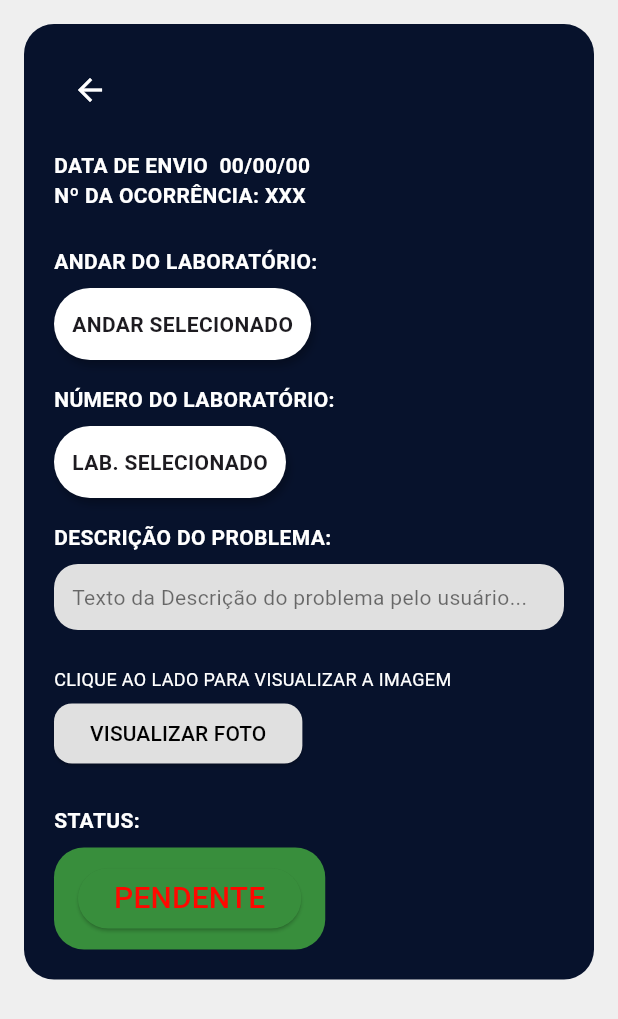
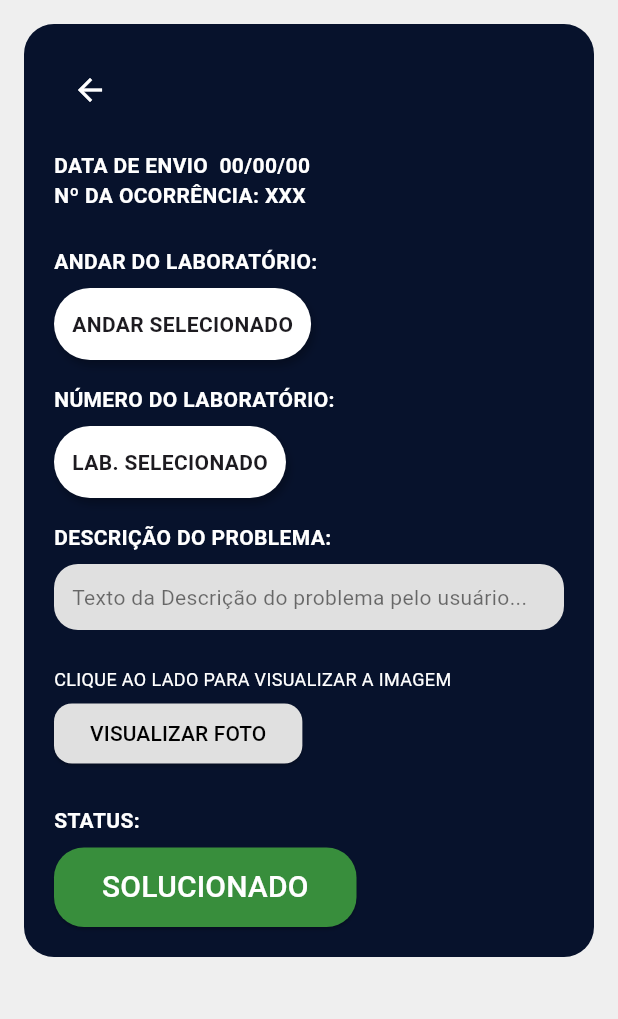
Before and after one commit to giovanasilv/criar_telas-main, a Flutter app: the VisualizarOcorrenciaPage screen opened directly, on a phone screen of 412 x 824 dp. Shown: the top 1019 px of the screen. Run offline on Flutter 3.47's test engine with Material 3 defaults, Android fonts, the phone set to English and light mode, and no system bars.

Commit message:
atualizacaodobotaoVizuocorrencia

```diff
--- a/lib/vizuocorrencia.dart
+++ b/lib/vizuocorrencia.dart
@@ -12,6 +12,13 @@ class VisualizarOcorrenciaPage extends StatefulWidget {
 class _VisualizarOcorrenciaPageState extends State<VisualizarOcorrenciaPage> {
   // Variável para controlar o estado do botão
   bool isSelected = false;
+
+  @override
+  void initState() {
+    super.initState();
+    // Define o estado inicial baseado no status recebido
+    isSelected = widget.status.toUpperCase() != 'PENDENTE';
+  }
 
   // Função para alternar o estado do botão
   void toggleState() {
@@ -149,24 +156,24 @@ class _VisualizarOcorrenciaPageState extends State<VisualizarOcorrenciaPage> {
                         style: TextStyle(color: Colors.white, fontWeight: FontWeight.bold),
                       ),
                       const SizedBox(height: 8),
-                      Container(
-                        padding: const EdgeInsets.symmetric(horizontal: 16, vertical: 10),
-                        decoration: BoxDecoration(
-                          color: statusColor,
-                          borderRadius: BorderRadius.circular(20),
+
+                      // BOTÃO DE STATUS COM COR DE FUNDO CORRETA
+                      ElevatedButton(
+                        onPressed: toggleState,
+                        style: ElevatedButton.styleFrom(
+                          backgroundColor: isSelected ? Colors.green[700] : Colors.red[800],
+                          foregroundColor: Colors.white,
+                          shape: RoundedRectangleBorder(
+                            borderRadius: BorderRadius.circular(20),
+                          ),
+                          padding: const EdgeInsets.symmetric(horizontal: 32, vertical: 12),
                         ),
-                        child: ElevatedButton(
-                          onPressed: toggleState,
-                          style: ElevatedButton.styleFrom(
-                            foregroundColor: statusColor, // Cor de fundo
-                            backgroundColor: statusColor,
-                          ),
-                          child: Text(
-                            isSelected ? 'SOLUCIONADO' : 'PENDENTE', // Texto do botão
-                            style: TextStyle(color: isSelected ? const Color.fromARGB(255, 242, 243, 240) : const Color.fromARGB(255, 255, 8, 0), fontSize: 20),
-                          ),
+                        child: Text(
+                          isSelected ? 'SOLUCIONADO' : 'PENDENTE',
+                          style: const TextStyle(fontSize: 20),
                         ),
                       ),
+
                     ],
                   ),
                 ),
```
Also changed, not shown: pubspec.lock.
